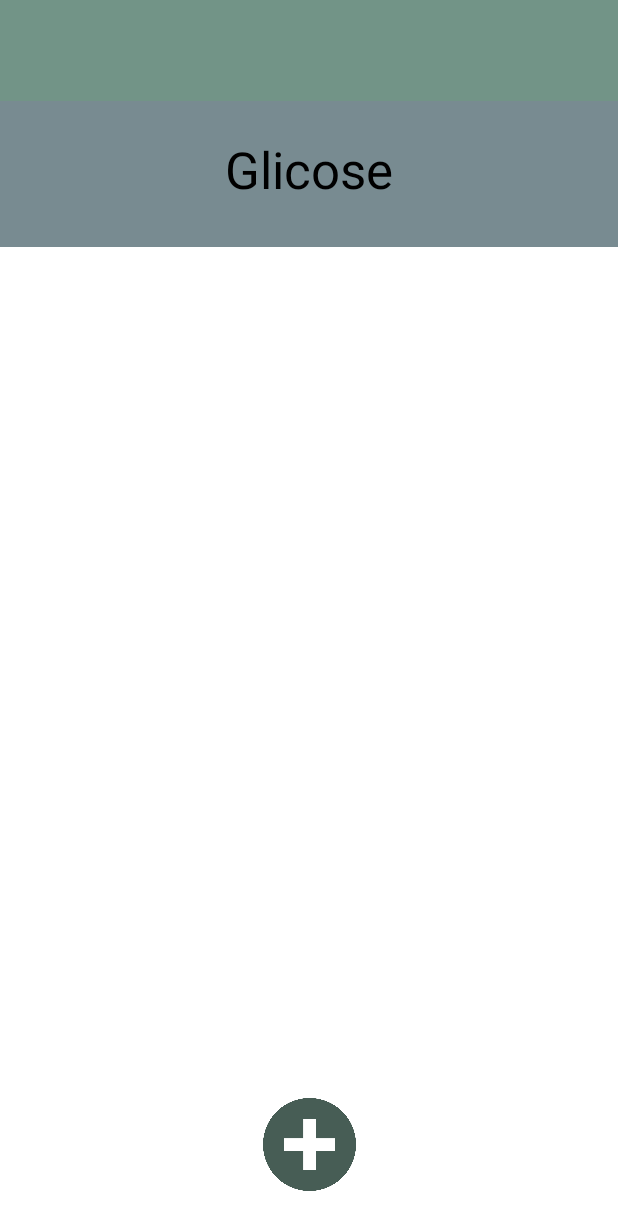
After one commit to Guthox/Ye-Saude, an Android app: the TelaGlicose screen opened directly, with no data from a screen before it, on a phone screen of 412 x 824 dp. The commit adds this screen. Shown: the top 1230 px of the screen. Run offline under Robolectric (Android 15) with nearby library versions, the phone set to English and light mode, and no system bars.

Commit message:
Tela glicose adicionada

```diff
--- a/app/src/main/AndroidManifest.xml
+++ b/app/src/main/AndroidManifest.xml
@@ -12,6 +12,9 @@
         android:supportsRtl="true"
         android:theme="@style/Theme.YeSaude"
         tools:targetApi="31">
+        <activity
+            android:name=".TelaGlicose"
+            android:exported="false" />
         <activity
             android:name=".TelaPressao"
             android:exported="false" />
--- /dev/null
+++ b/app/src/main/java/com/example/yesaude/BancoGlicose.java
@@ -0,0 +1,108 @@
+package com.example.yesaude;
+
+import android.content.ContentValues;
+import android.content.Context;
+import android.database.Cursor;
+import android.database.sqlite.SQLiteDatabase;
+import android.database.sqlite.SQLiteOpenHelper;
+
+import androidx.annotation.Nullable;
+
+public class BancoGlicose extends SQLiteOpenHelper {
+    // Exemplo de uso
+
+    public static final String databaseName = "Glicoses.db";
+
+    public BancoGlicose(@Nullable Context context) {
+        super(context, databaseName, null, 1);
+    }
+
+    @Override
+    public void onCreate(SQLiteDatabase db) {
+        db.execSQL("create table Glicose (id INTEGER primary key AUTOINCREMENT, user TEXT not null, medida INTEGER not null, data TEXT not null)");
+    }
+
+    @Override
+    public void onUpgrade(SQLiteDatabase db, int oldVersion, int newVersion) {
+        db.execSQL("drop table if exists Glicose");
+    }
+
+    public boolean inserir(String user, int medida, String data){
+        SQLiteDatabase db = this.getWritableDatabase();
+        ContentValues contentValues = new ContentValues();
+        contentValues.put("user", user);
+        contentValues.put("medida", medida);
+        contentValues.put("data", data);
+        long result = db.insert("Glicose", null, contentValues);
+        return result != -1;
+    }
+
+    // Devolve um csv com os dados da tabela.
+    public String pegarDados(String user){
+        SQLiteDatabase db = this.getReadableDatabase();
+        StringBuilder dados = new StringBuilder();
+
+        Cursor cursor = db.rawQuery("SELECT * FROM Glicose WHERE user = ?", new String[]{user});
+
+        if (cursor != null && cursor.moveToFirst()) {
+            do {
+                int idIndex = cursor.getColumnIndex("id");
+                int medidaIndex = cursor.getColumnIndex("medida");
+                int dataIndex = cursor.getColumnIndex("data");
+
+                if (idIndex != -1 && medidaIndex != -1 && dataIndex != -1) {
+                    int id = cursor.getInt(idIndex);
+                    int medida = cursor.getInt(medidaIndex);
+                    String data = cursor.getString(dataIndex);
+
+                    dados.append(id)
+                            .append(",").append(medida)
+                            .append(",").append(data)
+                            .append("\n");
+                }
+            } while (cursor.moveToNext());
+        }
+        if (cursor != null) {
+            cursor.close();
+        }
+        return dados.toString();
+    }
+
+    // Conta o número de tuplas da tabela
+    public int contarTuplas(String user){
+        SQLiteDatabase db = this.getWritableDatabase();
+        Cursor cursor = db.rawQuery("SELECT * FROM Glicose WHERE user = ?",new String[]{user});
+        int x = cursor.getCount();
+        cursor.close();
+        return x;
+    }
+
+
+    // Devolve um csv de uma linha contendo os valores da ultima medida para colocar no menu principal
+    // Devolve --- se não tiver nenhuma medida no banco de dados.
+    public String ultimaMedida(String user){
+        if (contarTuplas(user) == 0) return "---";
+        SQLiteDatabase db = this.getReadableDatabase();
+        StringBuilder dados = new StringBuilder();
+
+        Cursor cursor = db.rawQuery("SELECT user, medida FROM Glicose WHERE user = ? ORDER BY ID DESC LIMIT 1", new String[]{user});
+
+        if (cursor != null && cursor.moveToFirst()) {
+            int medidaIndex = cursor.getColumnIndex("medida");
+
+            if (medidaIndex != -1) {
+                int medida = cursor.getInt(medidaIndex);
+                dados.append(medida);
+            }
+            cursor.close();
+        }
+        return dados.toString();
+    }
+
+    // Deleta dado do banco
+    public void remover(int id){
+        SQLiteDatabase db = this.getReadableDatabase();
+        db.delete("Glicose", "id=?", new String[]{""+id});
+    }
+
+}
--- a/app/src/main/java/com/example/yesaude/Info.java
+++ b/app/src/main/java/com/example/yesaude/Info.java
@@ -16,6 +16,10 @@ public class Info {
     public  static void setIdEscolhido(int id){idEscolhido = id;}
 
     public static String grauPressao(String pressao){
+        return "TODO";
+    }
+
+    public static String grauGlicose(String glicose){
         return "TODO";
     }
 
--- a/app/src/main/java/com/example/yesaude/MyExpandableListAdapter.java
+++ b/app/src/main/java/com/example/yesaude/MyExpandableListAdapter.java
@@ -98,6 +98,10 @@ public class MyExpandableListAdapter extends BaseExpandableListAdapter {
                             BancoPressao bd = new BancoPressao(v.getContext());
                             bd.remover(Info.getIdEscolhido());
                         }
+                        else if (atividade.getClass() == TelaGlicose.class){
+                            BancoGlicose bd = new BancoGlicose(v.getContext());
+                            bd.remover(Info.getIdEscolhido());
+                        }
                         notifyDataSetChanged();
                         expandableListView.collapseGroup(i);
                         atividade.recreate();
--- /dev/null
+++ b/app/src/main/java/com/example/yesaude/TelaGlicose.java
@@ -0,0 +1,185 @@
+package com.example.yesaude;
+
+import android.app.Activity;
+import android.app.Dialog;
+import android.os.Bundle;
+import android.view.View;
+import android.view.ViewGroup;
+import android.view.Window;
+import android.view.WindowManager;
+import android.widget.Button;
+import android.widget.EditText;
+import android.widget.ExpandableListAdapter;
+import android.widget.ExpandableListView;
+import android.widget.ImageView;
+import android.widget.Toast;
+
+import androidx.appcompat.app.AppCompatActivity;
+
+import com.google.android.material.floatingactionbutton.FloatingActionButton;
+
+import java.text.Format;
+import java.text.SimpleDateFormat;
+import java.util.ArrayList;
+import java.util.Calendar;
+import java.util.Date;
+import java.util.Formatter;
+import java.util.HashMap;
+import java.util.LinkedList;
+import java.util.List;
+import java.util.Map;
+import java.util.Scanner;
+
+public class TelaGlicose extends AppCompatActivity {
+    List<String> groupList;
+    List<String> childList;
+    Map<String, List<String>> childColecao;
+    ExpandableListView expandableListView;
+    ExpandableListAdapter expandableListAdapter;
+    BancoGlicose bd = new BancoGlicose(this);
+    Activity atividade;
+
+    //Dialogbox calculadora variaveis
+
+    Dialog dialog;
+    Button btnCalcular, btnCalcCancelar;
+    FloatingActionButton btnAbrirDialBoxCalc;
+    @Override
+    protected void onCreate(Bundle savedInstanceState) {
+        super.onCreate(savedInstanceState);
+        setContentView(R.layout.activity_tela_glicose);
+        createGroupList();
+        createCollection();
+
+        atividade = this;
+
+        Window window = this.getWindow();
+        window.addFlags(WindowManager.LayoutParams.FLAG_DRAWS_SYSTEM_BAR_BACKGROUNDS);
+        window.clearFlags(WindowManager.LayoutParams.FLAG_TRANSLUCENT_STATUS);
+        window.setStatusBarColor(this.getResources().getColor(R.color.verdebom));
+
+        expandableListView = findViewById(R.id.listaDatas);
+        expandableListAdapter = new MyExpandableListAdapter(this, groupList, childColecao, expandableListView, this);
+        expandableListView.setAdapter(expandableListAdapter);
+        expandableListView.setOnGroupExpandListener(new ExpandableListView.OnGroupExpandListener() {
+            int lastExpandedPosition = -1;
+            @Override
+            public void onGroupExpand(int i) {
+                if(lastExpandedPosition != -1 && i != lastExpandedPosition){
+                    expandableListView.collapseGroup(lastExpandedPosition);
+                }
+                lastExpandedPosition = i;
+            }
+        });
+
+//        expandableListView.setOnChildClickListener(new ExpandableListView.OnChildClickListener() {
+//            @Override
+//            public boolean onChildClick(ExpandableListView expandableListView, View view, int i, int i1, long l) {
+//                String selected = expandableListAdapter.getChild(i,i1).toString();
+//                Toast.makeText(getApplicationContext(), "Selected: " + selected, Toast.LENGTH_SHORT).show();
+//                return true;
+//            }
+//        });
+        //CODIGO CAIXA DE DIALOGO CALCULADORA
+        dialog = new Dialog(TelaGlicose.this);
+        dialog.setContentView(R.layout.caixa_diag_calculadora);
+        dialog.getWindow().setLayout(ViewGroup.LayoutParams.WRAP_CONTENT,ViewGroup.LayoutParams.WRAP_CONTENT);
+        dialog.getWindow().setBackgroundDrawable(getDrawable(R.drawable.caixa_diag_calculadora_bg));
+        dialog.setCancelable(false);
+
+        btnCalcular = dialog.findViewById(R.id.btnCalcular);
+        btnCalcCancelar = dialog.findViewById(R.id.btnCalcCancelar);
+
+        //botao flutuante pra abrir a caixa de dial
+        ImageView btnCalc = findViewById(R.id.btnCalcI);
+//        btnAbrirDialBoxCalc = dialog.findViewById(R.id.btnAbrirDialBoxCalc);
+
+        btnCalcCancelar.setOnClickListener(new View.OnClickListener(){
+            @Override
+            public void onClick(View v) {
+                dialog.dismiss();
+                //faz a caixa de diag sumir
+            }
+        });
+
+        btnCalcular.setOnClickListener(new View.OnClickListener(){
+            @Override
+            public void onClick(View v) {
+                EditText glicoseET = dialog.findViewById(R.id.inputPeso);
+                int glicose;
+                try {
+                    glicose = Integer.parseInt(glicoseET.getText().toString());
+                    Format fo = new SimpleDateFormat("dd-MM-yyyy");
+                    Date data = Calendar.getInstance().getTime();
+                    bd.inserir(Info.getUsername(), glicose, fo.format(data));
+                    Toast toast = Toast.makeText(v.getContext(), "Medida adicionado", Toast.LENGTH_SHORT);
+                    toast.show();
+                    atividade.recreate();
+                }
+                catch (NumberFormatException e){
+                    Toast toast = Toast.makeText(v.getContext(), "Valores inválidos", Toast.LENGTH_SHORT);
+                    toast.show();
+                }
+                dialog.dismiss();
+            }
+        });
+
+        btnCalc.setOnClickListener(new View.OnClickListener() {
+            @Override
+            public void onClick(View v) {
+                dialog.show();
+            }
+        });
+
+
+
+    }
+
+
+    private void createCollection() {
+        LinkedList<String[]> lista = new LinkedList<>();
+        String medidas = bd.pegarDados(Info.getUsername());
+        Scanner sc = new Scanner(medidas);
+        int indice = 0;
+        String info;
+        while (sc.hasNextLine()){
+            String linha = sc.nextLine();
+            Scanner scItem = new Scanner(linha);
+            scItem.useDelimiter(",");
+            String[] item = new String[3];
+            item[0] = "ID: " + scItem.next();
+            item[1] = "Glicose: " + scItem.next();
+            item[2] = "Dia: " + scItem.next();
+            lista.add(item);
+        }
+        sc.close();
+        childColecao = new HashMap<String, List<String>>();
+        int n = 0;
+        for(String group : groupList){
+            if (group.equals("Medida " + (n + 1))){
+                loadChild(lista.get(n));
+            }
+            n++;
+            childColecao.put(group, childList);
+        }
+    }
+
+
+    private void loadChild(String[] mobileModels) {
+        childList = new ArrayList<>();
+        for(String model : mobileModels){
+            childList.add(model);
+        }
+    }
+
+    private void createGroupList() {
+        groupList = new ArrayList<>();
+        int n = bd.contarTuplas(Info.getUsername());
+        for (int i = 0; i < n; i++){
+            groupList.add("Medida " + (i + 1));
+        }
+    }
+
+
+
+}
--- /dev/null
+++ b/app/src/main/res/layout/activity_tela_glicose.xml
@@ -0,0 +1,75 @@
+<?xml version="1.0" encoding="utf-8"?>
+<androidx.constraintlayout.widget.ConstraintLayout xmlns:android="http://schemas.android.com/apk/res/android"
+    xmlns:app="http://schemas.android.com/apk/res-auto"
+    xmlns:tools="http://schemas.android.com/tools"
+    android:id="@+id/main"
+    android:layout_width="match_parent"
+    android:layout_height="match_parent"
+    android:background="@color/white"
+    android:theme="@android:style/Theme.Holo.NoActionBar.Fullscreen"
+    tools:context=".TelaGlicose">
+
+    <androidx.appcompat.widget.Toolbar
+        android:id="@+id/toolbar"
+        android:layout_width="match_parent"
+        android:layout_height="67dp"
+        android:background="#729487"
+        android:minHeight="?attr/actionBarSize"
+        android:theme="?attr/actionBarTheme"
+        app:layout_constraintBottom_toBottomOf="parent"
+        app:layout_constraintEnd_toEndOf="parent"
+        app:layout_constraintHorizontal_bias="0.0"
+        app:layout_constraintStart_toStartOf="parent"
+        app:layout_constraintTop_toTopOf="parent"
+        app:layout_constraintVertical_bias="0.0" />
+
+    <TextView
+        android:id="@+id/corfundoTitulo"
+        android:layout_width="match_parent"
+        android:layout_height="97dp"
+        android:background="@drawable/background_imc"
+        android:textAlignment="center"
+        android:textSize="34sp"
+        app:layout_constraintBottom_toBottomOf="parent"
+        app:layout_constraintEnd_toEndOf="parent"
+        app:layout_constraintHorizontal_bias="0.0"
+        app:layout_constraintStart_toStartOf="parent"
+        app:layout_constraintTop_toBottomOf="@+id/toolbar"
+        app:layout_constraintVertical_bias="0.0" />
+
+    <TextView
+        android:id="@+id/Titulo"
+        android:layout_width="333dp"
+        android:layout_height="51dp"
+        android:text="Glicose"
+        android:textAlignment="center"
+        android:textColor="#000000"
+        android:textSize="34sp"
+        app:layout_constraintBottom_toBottomOf="parent"
+        app:layout_constraintEnd_toEndOf="parent"
+        app:layout_constraintStart_toStartOf="parent"
+        app:layout_constraintTop_toBottomOf="@+id/toolbar"
+        app:layout_constraintVertical_bias="0.032" />
+
+    <ImageView
+        android:id="@+id/btnCalcI"
+        android:layout_width="79dp"
+        android:layout_height="62dp"
+        android:layout_marginBottom="30dp"
+        app:layout_constraintBottom_toBottomOf="parent"
+        app:layout_constraintEnd_toEndOf="parent"
+        app:layout_constraintStart_toStartOf="parent"
+        app:layout_constraintTop_toTopOf="parent"
+        app:layout_constraintVertical_bias="1.0"
+        app:srcCompat="@drawable/mais" />
+
+    <ExpandableListView
+        android:id="@+id/listaDatas"
+        android:layout_width="401dp"
+        android:layout_height="447dp"
+        app:layout_constraintTop_toBottomOf="@+id/corfundoTitulo"
+        tools:layout_editor_absoluteX="0dp">
+
+    </ExpandableListView>
+
+</androidx.constraintlayout.widget.ConstraintLayout>
```
Also changed, not shown: app/src/main/java/com/example/yesaude/Menu.java (+28 -0 lines), app/src/main/res/layout/activity_menu.xml (+15 -3 lines).
